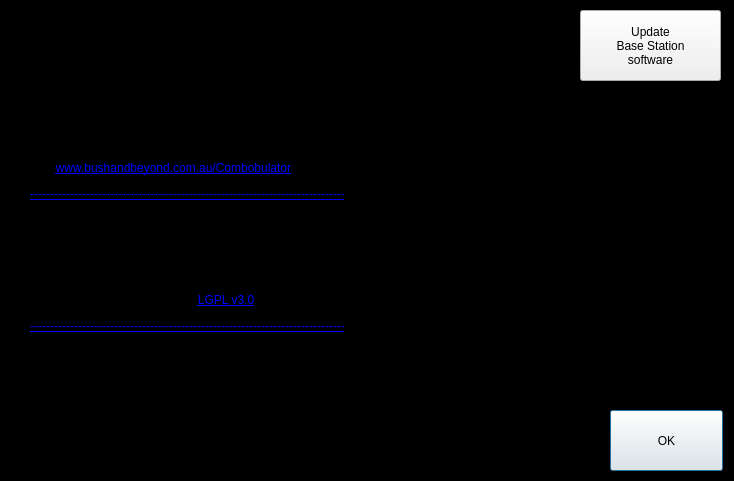
The window that AboutForm.ui (rmick/Combobulator) describes before a commit, drawn with Qt 5.
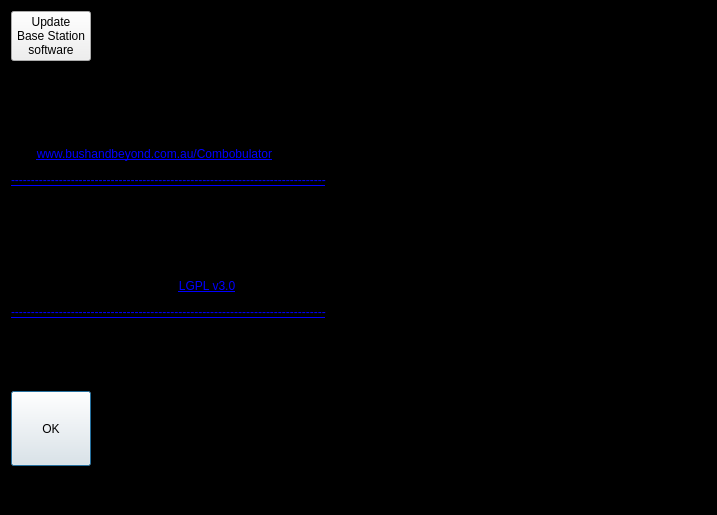
The same window after the commit.

Patch:
```diff
--- a/AboutForm.ui
+++ b/AboutForm.ui
@@ -6,8 +6,8 @@
    <rect>
     <x>0</x>
     <y>0</y>
-    <width>734</width>
-    <height>481</height>
+    <width>717</width>
+    <height>515</height>
    </rect>
   </property>
   <property name="windowTitle">
@@ -22,27 +22,14 @@
     	border-color: cyan;
 }</string>
   </property>
-  <widget class="QPushButton" name="btn_Ok">
-   <property name="geometry">
-    <rect>
-     <x>610</x>
-     <y>410</y>
-     <width>113</width>
-     <height>61</height>
-    </rect>
-   </property>
-   <property name="text">
-    <string>OK</string>
-   </property>
-  </widget>
+  <layout class="QFormLayout" name="formLayout">
+   <item row="1" column="0">
   <widget class="QLabel" name="label">
-   <property name="geometry">
-    <rect>
-     <x>30</x>
-     <y>20</y>
-     <width>571</width>
-     <height>441</height>
-    </rect>
+     <property name="sizePolicy">
+      <sizepolicy hsizetype="Maximum" vsizetype="Maximum">
+       <horstretch>0</horstretch>
+       <verstretch>0</verstretch>
+      </sizepolicy>
    </property>
    <property name="text">
     <string>&lt;html&gt;&lt;head/&gt;&lt;body&gt;&lt;p&gt;Copyright 2017-2018          S Richie Mickan&lt;/p&gt;&lt;p&gt;&lt;br/&gt;Created in Qt 5.10&lt;/p&gt;&lt;p&gt;&lt;br/&gt;Visit &lt;a href=&quot;http://www.bushandbeyond.com.au/combobulator.html&quot;&gt;&lt;span style=&quot; text-decoration: underline; color:#0000ff;&quot;&gt;www.bushandbeyond.com.au/Combobulator&lt;/span&gt;&lt;/a&gt; to purchase the WiFi hardware interface.&lt;/p&gt;&lt;p&gt;&lt;a href=&quot;https://www.gnu.org/licenses/lgpl.txt&quot;&gt;&lt;span style=&quot; text-decoration: underline; color:#0000ff;&quot;&gt;-------------------------------------------------------------------------------&lt;/span&gt;&lt;/a&gt;&lt;/p&gt;&lt;p&gt;Thanks to A. Faucher and R. McArdyle for their work in reverse engineering the LTTO IR codes.&lt;br/&gt;Visit wiki.lazerswarm.com for all the info.&lt;/p&gt;&lt;p&gt;Special thanks to Bryan Steele for extensive beta testing and bug finding,&lt;br/&gt;Andrew Dene for the Logo, and Ben Rutherford for the hardware PCB layout.&lt;/p&gt;&lt;p&gt;This software is licensed under &lt;a href=&quot;https://www.gnu.org/licenses/lgpl.txt&quot;&gt;&lt;span style=&quot; text-decoration: underline; color:#0000ff;&quot;&gt;LGPL v3.0&lt;/span&gt;&lt;/a&gt;&lt;/p&gt;&lt;p&gt;&lt;a href=&quot;https://www.gnu.org/licenses/lgpl.txt&quot;&gt;&lt;span style=&quot; text-decoration: underline; color:#0000ff;&quot;&gt;-------------------------------------------------------------------------------&lt;/span&gt;&lt;/a&gt;&lt;/p&gt;&lt;p&gt;richie@bushandbeyond.com.au&lt;/p&gt;&lt;p&gt;www.github.com/rmick&lt;br/&gt;&lt;/p&gt;&lt;/body&gt;&lt;/html&gt;</string>
@@ -51,14 +38,33 @@
     <bool>true</bool>
    </property>
   </widget>
+   </item>
+   <item row="2" column="0" colspan="2">
+    <widget class="QPushButton" name="btn_Ok">
+     <property name="sizePolicy">
+      <sizepolicy hsizetype="Fixed" vsizetype="Maximum">
+       <horstretch>0</horstretch>
+       <verstretch>0</verstretch>
+      </sizepolicy>
+     </property>
+     <property name="minimumSize">
+      <size>
+       <width>0</width>
+       <height>75</height>
+      </size>
+     </property>
+     <property name="text">
+      <string>OK</string>
+     </property>
+    </widget>
+   </item>
+   <item row="0" column="0" colspan="2">
   <widget class="QPushButton" name="btn_UpdateFirmware">
-   <property name="geometry">
-    <rect>
-     <x>580</x>
-     <y>10</y>
-     <width>141</width>
-     <height>71</height>
-    </rect>
+     <property name="sizePolicy">
+      <sizepolicy hsizetype="Fixed" vsizetype="Fixed">
+       <horstretch>0</horstretch>
+       <verstretch>0</verstretch>
+      </sizepolicy>
    </property>
    <property name="text">
     <string>Update
@@ -66,6 +72,8 @@
 software</string>
    </property>
   </widget>
+   </item>
+  </layout>
  </widget>
  <resources/>
  <connections/>
```
Lines whose indentation alone changed are shown as unchanged.
